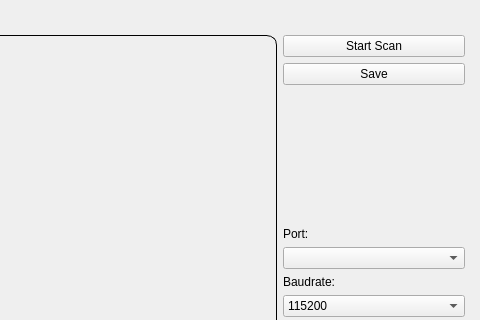
PMcTwist/Object-Scanner, file Assets/scanner.ui: the form before one commit; both pictures show x 320 to 800 and y 0 to 320 of the 800 by 600 pixel window.
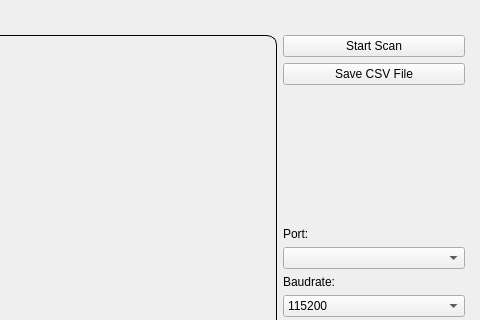
The form after the commit.

Commit message:
- Updated button text - Loved doing it
P@

```diff
--- a/Assets/scanner.ui
+++ b/Assets/scanner.ui
@@ -86,7 +86,7 @@
         <item>
          <widget class="QPushButton" name="pushButtonSave">
           <property name="text">
-           <string>Save</string>
+           <string>Save CSV File</string>
           </property>
          </widget>
         </item>
```
